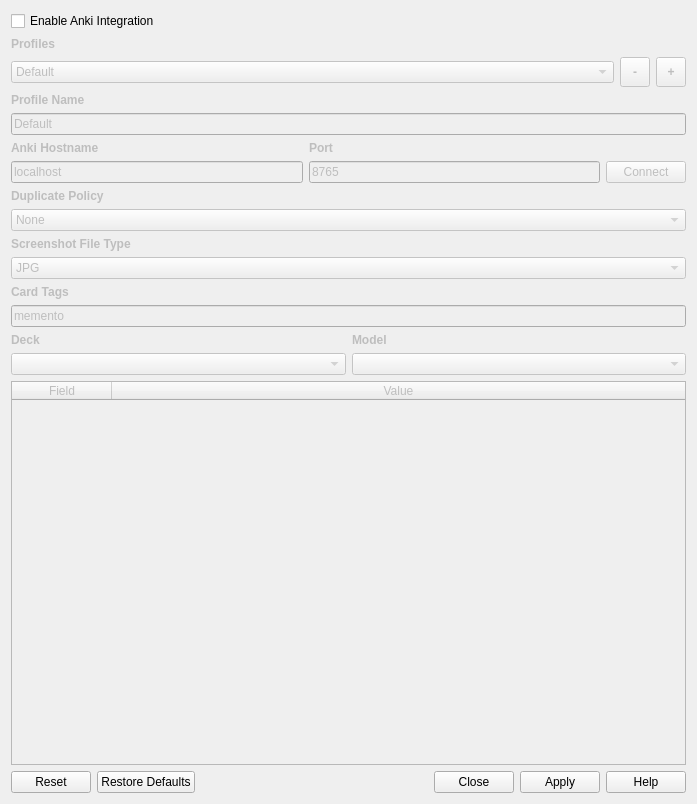
ripose-jp/Memento, file src/gui/widgets/ankisettings.ui: the form before one commit.
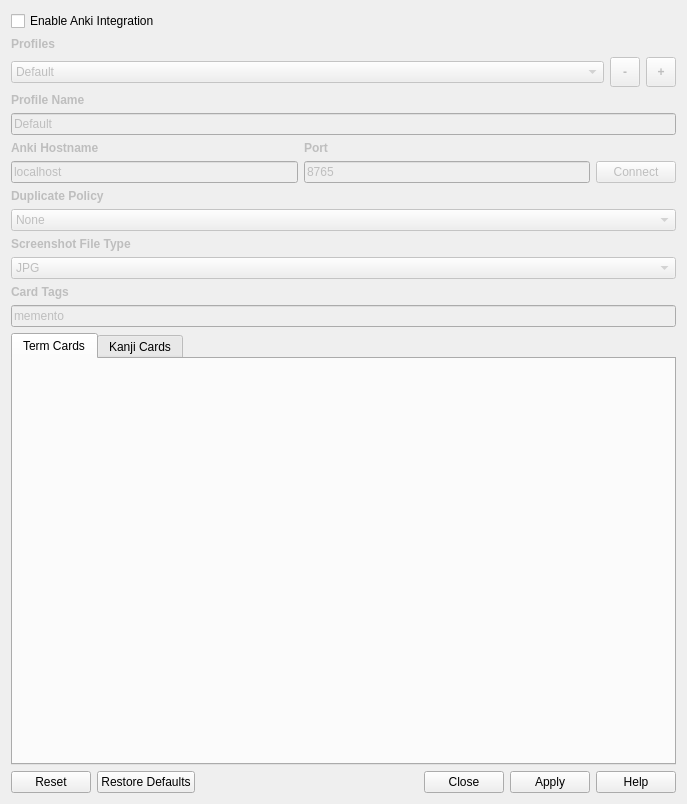
The form after the commit. Custom widgets are drawn as their Qt base class.

Commit message: Added Kanji Cards to the front end, need to work on backend

```diff
--- a/src/gui/widgets/ankisettings.ui
+++ b/src/gui/widgets/ankisettings.ui
@@ -15,7 +15,7 @@
   </property>
   <layout class="QVBoxLayout" name="verticalLayout">
    <item>
-    <widget class="QCheckBox" name="m_checkBoxEnabled">
+    <widget class="QCheckBox" name="checkBoxEnabled">
      <property name="text">
       <string>Enable Anki Integration</string>
      </property>
@@ -24,7 +24,7 @@
    <item>
     <layout class="QGridLayout" name="gridLayout">
      <item row="2" column="1">
-      <widget class="QComboBox" name="m_comboBoxProfile">
+      <widget class="QComboBox" name="comboBoxProfile">
        <property name="enabled">
         <bool>false</bool>
        </property>
@@ -45,7 +45,7 @@
       </widget>
      </item>
      <item row="2" column="3">
-      <widget class="QToolButton" name="m_buttonAdd">
+      <widget class="QToolButton" name="buttonAdd">
        <property name="enabled">
         <bool>false</bool>
        </property>
@@ -70,7 +70,7 @@
       </widget>
      </item>
      <item row="1" column="1">
-      <widget class="QLabel" name="m_labelProfile">
+      <widget class="QLabel" name="labelProfile">
        <property name="enabled">
         <bool>false</bool>
        </property>
@@ -86,7 +86,7 @@
       </widget>
      </item>
      <item row="2" column="2">
-      <widget class="QToolButton" name="m_buttonDelete">
+      <widget class="QToolButton" name="buttonDelete">
        <property name="enabled">
         <bool>false</bool>
        </property>
@@ -114,7 +114,7 @@
     </layout>
    </item>
    <item>
-    <widget class="QLabel" name="m_labelProfileName">
+    <widget class="QLabel" name="labelProfileName">
      <property name="enabled">
       <bool>false</bool>
      </property>
@@ -130,7 +130,7 @@
     </widget>
    </item>
    <item>
-    <widget class="QLineEdit" name="m_lineEditProfileName">
+    <widget class="QLineEdit" name="lineEditProfileName">
      <property name="enabled">
       <bool>false</bool>
      </property>
@@ -144,9 +144,9 @@
     </widget>
    </item>
    <item>
-    <layout class="QGridLayout" name="m_layoutConnect">
+    <layout class="QGridLayout" name="layoutConnect">
      <item row="2" column="1">
-      <widget class="QLineEdit" name="m_lineEditPort">
+      <widget class="QLineEdit" name="lineEditPort">
        <property name="enabled">
         <bool>false</bool>
        </property>
@@ -163,7 +163,7 @@
       </widget>
      </item>
      <item row="1" column="0">
-      <widget class="QLabel" name="m_labelHostName">
+      <widget class="QLabel" name="labelHostName">
        <property name="enabled">
         <bool>false</bool>
        </property>
@@ -185,7 +185,7 @@
       </widget>
      </item>
      <item row="1" column="1">
-      <widget class="QLabel" name="m_labelPort">
+      <widget class="QLabel" name="labelPort">
        <property name="enabled">
         <bool>false</bool>
        </property>
@@ -207,7 +207,7 @@
       </widget>
      </item>
      <item row="2" column="2">
-      <widget class="QPushButton" name="m_buttonConnect">
+      <widget class="QPushButton" name="buttonConnect">
        <property name="enabled">
         <bool>false</bool>
        </property>
@@ -217,7 +217,7 @@
       </widget>
      </item>
      <item row="2" column="0">
-      <widget class="QLineEdit" name="m_lineEditHost">
+      <widget class="QLineEdit" name="lineEditHost">
        <property name="enabled">
         <bool>false</bool>
        </property>
@@ -236,7 +236,7 @@
     </layout>
    </item>
    <item>
-    <widget class="QLabel" name="m_labelDuplicates">
+    <widget class="QLabel" name="labelDuplicates">
      <property name="enabled">
       <bool>false</bool>
      </property>
@@ -252,7 +252,7 @@
     </widget>
    </item>
    <item>
-    <widget class="QComboBox" name="m_comboBoxDuplicates">
+    <widget class="QComboBox" name="comboBoxDuplicates">
      <property name="enabled">
       <bool>false</bool>
      </property>
@@ -274,7 +274,7 @@
     </widget>
    </item>
    <item>
-    <widget class="QLabel" name="m_labelScreenshot">
+    <widget class="QLabel" name="labelScreenshot">
      <property name="enabled">
       <bool>false</bool>
      </property>
@@ -290,7 +290,7 @@
     </widget>
    </item>
    <item>
-    <widget class="QComboBox" name="m_comboBoxScreenshot">
+    <widget class="QComboBox" name="comboBoxScreenshot">
      <property name="enabled">
       <bool>false</bool>
      </property>
@@ -312,7 +312,7 @@
     </widget>
    </item>
    <item>
-    <widget class="QLabel" name="m_labelTags">
+    <widget class="QLabel" name="labelTags">
      <property name="enabled">
       <bool>false</bool>
      </property>
@@ -334,7 +334,7 @@
     </widget>
    </item>
    <item>
-    <widget class="QLineEdit" name="m_lineEditTags">
+    <widget class="QLineEdit" name="lineEditTags">
      <property name="enabled">
       <bool>false</bool>
      </property>
@@ -351,113 +351,64 @@
     </widget>
    </item>
    <item>
-    <layout class="QGridLayout" name="m_layoutCards">
-     <item row="1" column="1">
-      <widget class="QComboBox" name="m_comboBoxModel">
-       <property name="enabled">
-        <bool>false</bool>
+    <widget class="QTabWidget" name="tabTermKanji">
+     <property name="currentIndex">
+      <number>0</number>
+     </property>
+     <widget class="QWidget" name="layoutTerms">
+      <attribute name="title">
+       <string>Term Cards</string>
+      </attribute>
+      <layout class="QVBoxLayout" name="verticalLayout_3">
+       <property name="spacing">
+        <number>0</number>
        </property>
-       <property name="insertPolicy">
-        <enum>QComboBox::InsertAlphabetically</enum>
+       <property name="leftMargin">
+        <number>0</number>
        </property>
-      </widget>
-     </item>
-     <item row="0" column="1">
-      <widget class="QLabel" name="m_labelModel">
-       <property name="enabled">
-        <bool>false</bool>
+       <property name="topMargin">
+        <number>0</number>
        </property>
-       <property name="sizePolicy">
-        <sizepolicy hsizetype="Preferred" vsizetype="Maximum">
-         <horstretch>0</horstretch>
-         <verstretch>0</verstretch>
-        </sizepolicy>
+       <property name="rightMargin">
+        <number>0</number>
        </property>
-       <property name="font">
-        <font>
-         <weight>75</weight>
-         <bold>true</bold>
-        </font>
+       <property name="bottomMargin">
+        <number>0</number>
        </property>
-       <property name="text">
-        <string>Model</string>
+       <item>
+        <widget class="CardBuilder" name="termCardBuilder" native="true"/>
+       </item>
+      </layout>
+     </widget>
+     <widget class="QWidget" name="layoutKanji">
+      <attribute name="title">
+       <string>Kanji Cards</string>
+      </attribute>
+      <layout class="QVBoxLayout" name="verticalLayout_2">
+       <property name="spacing">
+        <number>0</number>
        </property>
-      </widget>
-     </item>
-     <item row="1" column="0">
-      <widget class="QComboBox" name="m_comboBoxDeck">
-       <property name="enabled">
-        <bool>false</bool>
+       <property name="leftMargin">
+        <number>0</number>
        </property>
-       <property name="insertPolicy">
-        <enum>QComboBox::InsertAlphabetically</enum>
+       <property name="topMargin">
+        <number>0</number>
        </property>
-      </widget>
-     </item>
-     <item row="0" column="0">
-      <widget class="QLabel" name="m_labelDeck">
-       <property name="enabled">
-        <bool>false</bool>
+       <property name="rightMargin">
+        <number>0</number>
        </property>
-       <property name="sizePolicy">
-        <sizepolicy hsizetype="Preferred" vsizetype="Maximum">
-         <horstretch>0</horstretch>
-         <verstretch>0</verstretch>
-        </sizepolicy>
+       <property name="bottomMargin">
+        <number>0</number>
        </property>
-       <property name="font">
-        <font>
-         <weight>75</weight>
-         <bold>true</bold>
-        </font>
-       </property>
-       <property name="text">
-        <string>Deck</string>
-       </property>
-      </widget>
-     </item>
-    </layout>
-   </item>
-   <item>
-    <widget class="QTableWidget" name="m_tableFields">
-     <property name="enabled">
-      <bool>false</bool>
-     </property>
-     <property name="sizePolicy">
-      <sizepolicy hsizetype="Expanding" vsizetype="Expanding">
-       <horstretch>0</horstretch>
-       <verstretch>0</verstretch>
-      </sizepolicy>
-     </property>
-     <property name="minimumSize">
-      <size>
-       <width>675</width>
-       <height>0</height>
-      </size>
-     </property>
-     <attribute name="horizontalHeaderStretchLastSection">
-      <bool>true</bool>
-     </attribute>
-     <attribute name="verticalHeaderVisible">
-      <bool>false</bool>
-     </attribute>
-     <attribute name="verticalHeaderStretchLastSection">
-      <bool>false</bool>
-     </attribute>
-     <column>
-      <property name="text">
-       <string>Field</string>
-      </property>
-     </column>
-     <column>
-      <property name="text">
-       <string>Value</string>
-      </property>
-     </column>
+       <item>
+        <widget class="CardBuilder" name="kanjiCardBuilder" native="true"/>
+       </item>
+      </layout>
+     </widget>
     </widget>
    </item>
    <item>
-    <widget class="QDialogButtonBox" name="m_buttonBox">
+    <widget class="QDialogButtonBox" name="buttonBox">
      <property name="standardButtons">
       <set>QDialogButtonBox::Apply|QDialogButtonBox::Close|QDialogButtonBox::Help|QDialogButtonBox::Reset|QDialogButtonBox::RestoreDefaults</set>
      </property>
@@ -465,6 +416,14 @@
    </item>
   </layout>
  </widget>
+ <customwidgets>
+  <customwidget>
+   <class>CardBuilder</class>
+   <extends>QWidget</extends>
+   <header>src/gui/widgets/cardbuilder.h</header>
+   <container>1</container>
+  </customwidget>
+ </customwidgets>
  <resources/>
  <connections/>
 </ui>
```
The commit also changes 5 other files.
